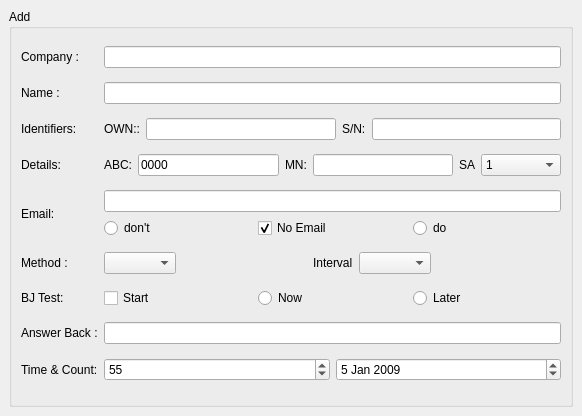
arskom/JsQt, file xml/sample/draw/Add.ui: the form before one commit.
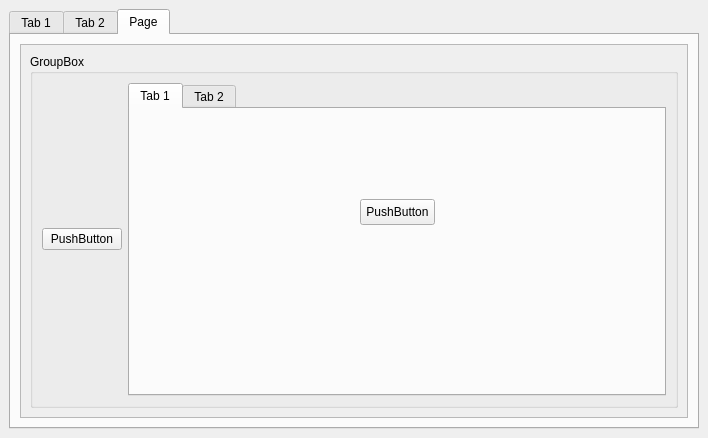
The form after the commit.

Commit message: QTabView is working / set_readOnly is put in the QLineEdit widget, where it belongs

```diff
--- a/xml/sample/draw/Add.ui
+++ b/xml/sample/draw/Add.ui
@@ -5,8 +5,8 @@
    <rect>
     <x>0</x>
     <y>0</y>
-    <width>582</width>
-    <height>416</height>
+    <width>708</width>
+    <height>438</height>
    </rect>
   </property>
   <property name="windowTitle" >
@@ -15,6 +15,16 @@
   <widget class="QWidget" name="centralwidget" >
    <layout class="QHBoxLayout" name="horizontalLayout_3" >
     <item>
+     <widget class="QTabWidget" name="tabWidget" >
+      <property name="currentIndex" >
+       <number>2</number>
+      </property>
+      <widget class="QWidget" name="tab" >
+       <attribute name="title" >
+        <string>Tab 1</string>
+       </attribute>
+       <layout class="QHBoxLayout" name="horizontalLayout_6" >
+        <item>
      <widget class="QGroupBox" name="groupBox" >
       <property name="maximumSize" >
        <size>
@@ -360,6 +370,156 @@
         </layout>
        </item>
       </layout>
+         </widget>
+        </item>
+       </layout>
+      </widget>
+      <widget class="QWidget" name="tab_2" >
+       <attribute name="title" >
+        <string>Tab 2</string>
+       </attribute>
+       <widget class="QCheckBox" name="checkBox" >
+        <property name="geometry" >
+         <rect>
+          <x>180</x>
+          <y>180</y>
+          <width>81</width>
+          <height>21</height>
+         </rect>
+        </property>
+        <property name="text" >
+         <string>CheckBox</string>
+        </property>
+       </widget>
+       <widget class="QRadioButton" name="radioButton_5" >
+        <property name="geometry" >
+         <rect>
+          <x>130</x>
+          <y>290</y>
+          <width>91</width>
+          <height>22</height>
+         </rect>
+        </property>
+        <property name="text" >
+         <string>RadioButton</string>
+        </property>
+       </widget>
+       <widget class="QPushButton" name="pushButton" >
+        <property name="geometry" >
+         <rect>
+          <x>180</x>
+          <y>120</y>
+          <width>75</width>
+          <height>26</height>
+         </rect>
+        </property>
+        <property name="text" >
+         <string>PushButton</string>
+        </property>
+       </widget>
+       <widget class="QDialogButtonBox" name="buttonBox" >
+        <property name="geometry" >
+         <rect>
+          <x>310</x>
+          <y>240</y>
+          <width>160</width>
+          <height>26</height>
+         </rect>
+        </property>
+        <property name="standardButtons" >
+         <set>QDialogButtonBox::Cancel|QDialogButtonBox::Ok</set>
+        </property>
+       </widget>
+      </widget>
+      <widget class="QWidget" name="tab_3" >
+       <attribute name="title" >
+        <string>Page</string>
+       </attribute>
+       <layout class="QVBoxLayout" name="verticalLayout" >
+        <item>
+         <widget class="QScrollArea" name="scrollArea" >
+          <property name="widgetResizable" >
+           <bool>true</bool>
+          </property>
+          <widget class="QWidget" name="scrollAreaWidgetContents" >
+           <property name="geometry" >
+            <rect>
+             <x>0</x>
+             <y>0</y>
+             <width>664</width>
+             <height>372</height>
+            </rect>
+           </property>
+           <layout class="QVBoxLayout" name="verticalLayout_2" >
+            <item>
+             <widget class="QGroupBox" name="groupBox_2" >
+              <property name="title" >
+               <string>GroupBox</string>
+              </property>
+              <layout class="QVBoxLayout" name="verticalLayout_3" >
+               <item>
+                <layout class="QGridLayout" name="gridLayout_2" >
+                 <item row="0" column="0" >
+                  <widget class="QPushButton" name="pushButton_2" >
+                   <property name="text" >
+                    <string>PushButton</string>
+                   </property>
+                  </widget>
+                 </item>
+                 <item row="0" column="1" >
+                  <widget class="QTabWidget" name="tabWidget_2" >
+                   <property name="currentIndex" >
+                    <number>0</number>
+                   </property>
+                   <widget class="QWidget" name="tab_4" >
+                    <attribute name="title" >
+                     <string>Tab 1</string>
+                    </attribute>
+                    <widget class="QPushButton" name="pushButton_3" >
+                     <property name="geometry" >
+                      <rect>
+                       <x>230</x>
+                       <y>90</y>
+                       <width>75</width>
+                       <height>26</height>
+                      </rect>
+                     </property>
+                     <property name="text" >
+                      <string>PushButton</string>
+                     </property>
+                    </widget>
+                   </widget>
+                   <widget class="QWidget" name="tab_5" >
+                    <attribute name="title" >
+                     <string>Tab 2</string>
+                    </attribute>
+                    <widget class="QCheckBox" name="checkBox_2" >
+                     <property name="geometry" >
+                      <rect>
+                       <x>100</x>
+                       <y>100</y>
+                       <width>81</width>
+                       <height>21</height>
+                      </rect>
+                     </property>
+                     <property name="text" >
+                      <string>CheckBox</string>
+                     </property>
+                    </widget>
+                   </widget>
+                  </widget>
+                 </item>
+                </layout>
+               </item>
+              </layout>
+             </widget>
+            </item>
+           </layout>
+          </widget>
+         </widget>
+        </item>
+       </layout>
+      </widget>
      </widget>
     </item>
    </layout>
```
Lines whose indentation alone changed are shown as unchanged. The commit also changes 4 other files.
